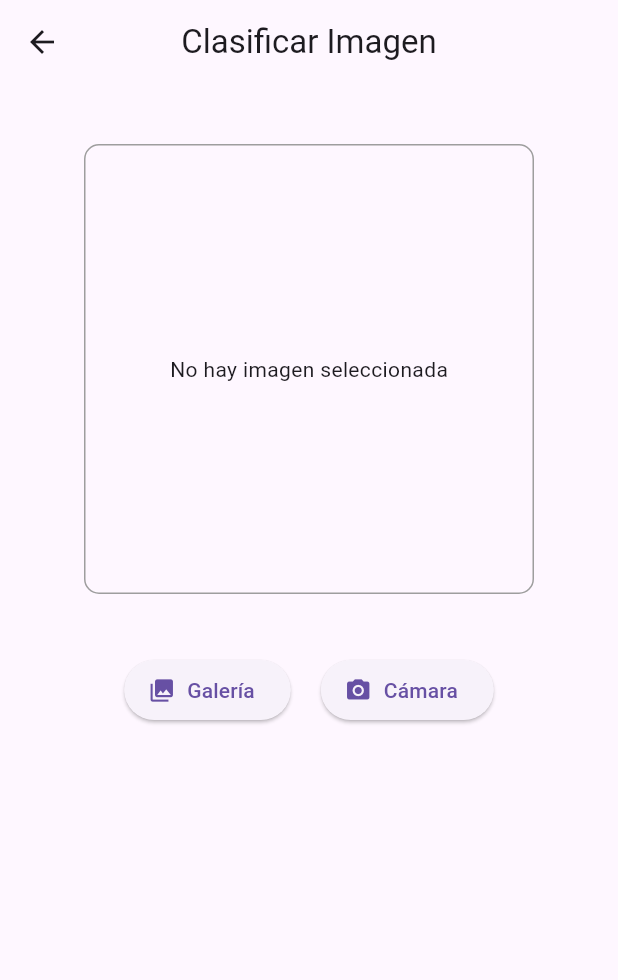
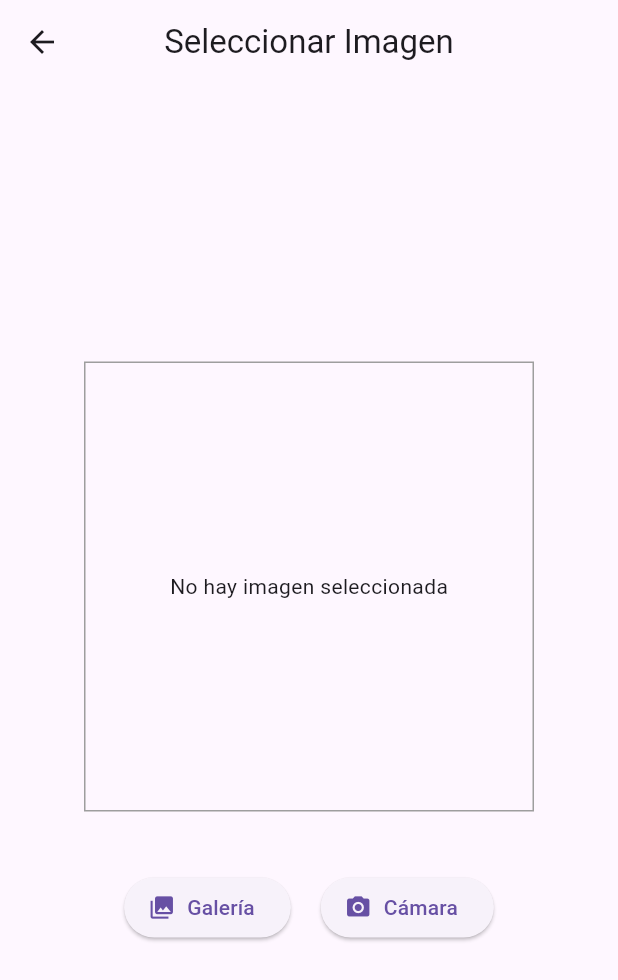
Before and after one commit to antoniolopez03/TFG_Informatica, a Flutter app: the CameraScreen screen opened by its route, on a phone screen of 412 x 824 dp. Shown: the top 980 px of the screen. Run offline on Flutter 3.47's test engine with Material 3 defaults, Android fonts, the phone set to English and light mode, and no system bars; our stand-ins replace image_picker; project files that could hold a hidden picture were left out.

Commit message:
base_funcional

```diff
--- a/lib/models/classification_result.dart
+++ /dev/null
@@ -1,15 +0,0 @@
-class ClassificationResult {
-  final String modelName;
-  final String label;
-  final double confidence;
-  final int processingTimeMs;
-
-  ClassificationResult({
-    required this.modelName,
-    required this.label,
-    required this.confidence,
-    required this.processingTimeMs,
-  });
-
-  String get confidencePercentage => '${(confidence * 100).toStringAsFixed(2)}%';
-}
--- a/lib/screens/camera/camera_screen.dart
+++ b/lib/screens/camera/camera_screen.dart
@@ -1,8 +1,6 @@
 import 'dart:io';
 import 'package:flutter/material.dart';
 import 'package:image_picker/image_picker.dart';
-import '../../services/classifier_service.dart';
-import '../../models/classification_result.dart';
 
 class CameraScreen extends StatefulWidget {
   const CameraScreen({super.key});
@@ -14,24 +12,6 @@ class CameraScreen extends StatefulWidget {
 class _CameraScreenState extends State<CameraScreen> {
   File? _image;
   final ImagePicker _picker = ImagePicker();
-  final ClassifierService _classifier = ClassifierService();
-
-  List<ClassificationResult> _results = [];
-  bool _isClassifying = false;
-  bool _isLoading = true;
-
-  @override
-  void initState() {
-    super.initState();
-    _loadModels();
-  }
-
-  Future<void> _loadModels() async {
-    await _classifier.loadModels();
-    setState(() {
-      _isLoading = false;
-    });
-  }
 
   Future<void> _pickImage(ImageSource source) async {
     final XFile? pickedFile = await _picker.pickImage(source: source);
@@ -39,71 +19,32 @@ class _CameraScreenState extends State<CameraScreen> {
     if (pickedFile != null) {
       setState(() {
         _image = File(pickedFile.path);
-        _results = []; // Limpiar resultados anteriores
       });
     }
   }
 
-  Future<void> _classifyImage() async {
-    if (_image == null) return;
-
-    setState(() {
-      _isClassifying = true;
-      _results = [];
-    });
-
-    try {
-      final results = await _classifier.classifyImage(_image!);
-      setState(() {
-        _results = results;
-      });
-    } catch (e) {
+  void _classifyImage() {
+    // Aquí irá la lógica de clasificación
+    if (_image != null) {
       ScaffoldMessenger.of(context).showSnackBar(
-        SnackBar(content: Text('Error: $e')),
+        const SnackBar(content: Text('Clasificando imagen...')),
       );
-    } finally {
-      setState(() {
-        _isClassifying = false;
-      });
+      // TODO: Implementar clasificación
     }
   }
 
   @override
-  void dispose() {
-    _classifier.dispose();
-    super.dispose();
-  }
-
-  @override
   Widget build(BuildContext context) {
-    if (_isLoading) {
-      return const Scaffold(
+    return Scaffold(
+      appBar: AppBar(
+        title: const Text('Seleccionar Imagen'),
+        centerTitle: true,
+      ),
       body: Center(
         child: Column(
           mainAxisAlignment: MainAxisAlignment.center,
           children: [
-              CircularProgressIndicator(),
-              SizedBox(height: 20),
-              Text('Cargando modelos...'),
-            ],
-          ),
-        ),
-      );
-    }
-
-    return Scaffold(
-      appBar: AppBar(
-        title: const Text('Clasificar Imagen'),
-        centerTitle: true,
-      ),
-      body: SingleChildScrollView(
-        child: Center(
-          child: Column(
-            mainAxisAlignment: MainAxisAlignment.center,
-            children: [
-              const SizedBox(height: 20),
-
-              // Mostrar imagen
+            // Mostrar imagen si existe
             if (_image != null)
               Container(
                 margin: const EdgeInsets.all(20),
@@ -111,12 +52,8 @@ class _CameraScreenState extends State<CameraScreen> {
                 width: 300,
                 decoration: BoxDecoration(
                   border: Border.all(color: Colors.grey),
-                    borderRadius: BorderRadius.circular(10),
                 ),
-                  child: ClipRRect(
-                    borderRadius: BorderRadius.circular(10),
                 child: Image.file(_image!, fit: BoxFit.cover),
-                  ),
               )
             else
               Container(
@@ -125,7 +62,6 @@ class _CameraScreenState extends State<CameraScreen> {
                 width: 300,
                 decoration: BoxDecoration(
                   border: Border.all(color: Colors.grey),
-                    borderRadius: BorderRadius.circular(10),
                 ),
                 child: const Center(
                   child: Text('No hay imagen seleccionada'),
@@ -155,7 +91,7 @@ class _CameraScreenState extends State<CameraScreen> {
             const SizedBox(height: 30),
 
             // Botón clasificar
-              if (_image != null && !_isClassifying)
+            if (_image != null)
               ElevatedButton(
                 onPressed: _classifyImage,
                 style: ElevatedButton.styleFrom(
@@ -167,83 +103,7 @@ class _CameraScreenState extends State<CameraScreen> {
                   style: TextStyle(fontSize: 16, color: Colors.white),
                 ),
               ),
-
-              // Indicador de carga
-              if (_isClassifying)
-                const Padding(
-                  padding: EdgeInsets.all(20.0),
-                  child: CircularProgressIndicator(),
-                ),
-
-              // Mostrar resultados
-              if (_results.isNotEmpty) ...[
-                const SizedBox(height: 30),
-                const Text(
-                  'Resultados:',
-                  style: TextStyle(fontSize: 20, fontWeight: FontWeight.bold),
-                ),
-                const SizedBox(height: 20),
-
-                ..._results.map((result) => Card(
-                  margin: const EdgeInsets.symmetric(horizontal: 20, vertical: 10),
-                  elevation: 4,
-                  child: Padding(
-                    padding: const EdgeInsets.all(15.0),
-                    child: Column(
-                      crossAxisAlignment: CrossAxisAlignment.start,
-                      children: [
-                        Text(
-                          result.modelName,
-                          style: const TextStyle(
-                            fontSize: 18,
-                            fontWeight: FontWeight.bold,
-                            color: Colors.blue,
-                          ),
-                        ),
-                        const SizedBox(height: 10),
-                        Row(
-                          mainAxisAlignment: MainAxisAlignment.spaceBetween,
-                          children: [
-                            const Text('Clasificación:'),
-                            Text(
-                              result.label,
-                              style: const TextStyle(fontWeight: FontWeight.bold),
-                            ),
           ],
-                        ),
-                        const SizedBox(height: 5),
-                        Row(
-                          mainAxisAlignment: MainAxisAlignment.spaceBetween,
-                          children: [
-                            const Text('Confianza:'),
-                            Text(
-                              result.confidencePercentage,
-                              style: TextStyle(
-                                fontWeight: FontWeight.bold,
-                                color: result.confidence > 0.7
-                                  ? Colors.green
-                                  : Colors.orange,
-                              ),
-                            ),
-                          ],
-                        ),
-                        const SizedBox(height: 5),
-                        Row(
-                          mainAxisAlignment: MainAxisAlignment.spaceBetween,
-                          children: [
-                            const Text('Tiempo:'),
-                            Text('${result.processingTimeMs}ms'),
-                          ],
-                        ),
-                      ],
-                    ),
-                  ),
-                )),
-              ],
-
-              const SizedBox(height: 30),
-            ],
-          ),
         ),
       ),
     );
--- a/pubspec.yaml
+++ b/pubspec.yaml
@@ -30,9 +30,7 @@ environment:
 dependencies:
   flutter:
     sdk: flutter
-  image_picker: ^1.0.7
-  tflite_flutter_plus: ^0.0.1
-  image: ^4.0.17  # Para procesar imágenes
+  image_picker: ^1.0.7  # Para galería y cámara
 
   # The following adds the Cupertino Icons font to your application.
   # Use with the CupertinoIcons class for iOS style icons.
```
Also changed, not shown: lib/services/classifier_service.dart (deleted, +0 -156 lines), pubspec.lock, 7 other files. Lines whose indentation alone changed are shown as unchanged.
